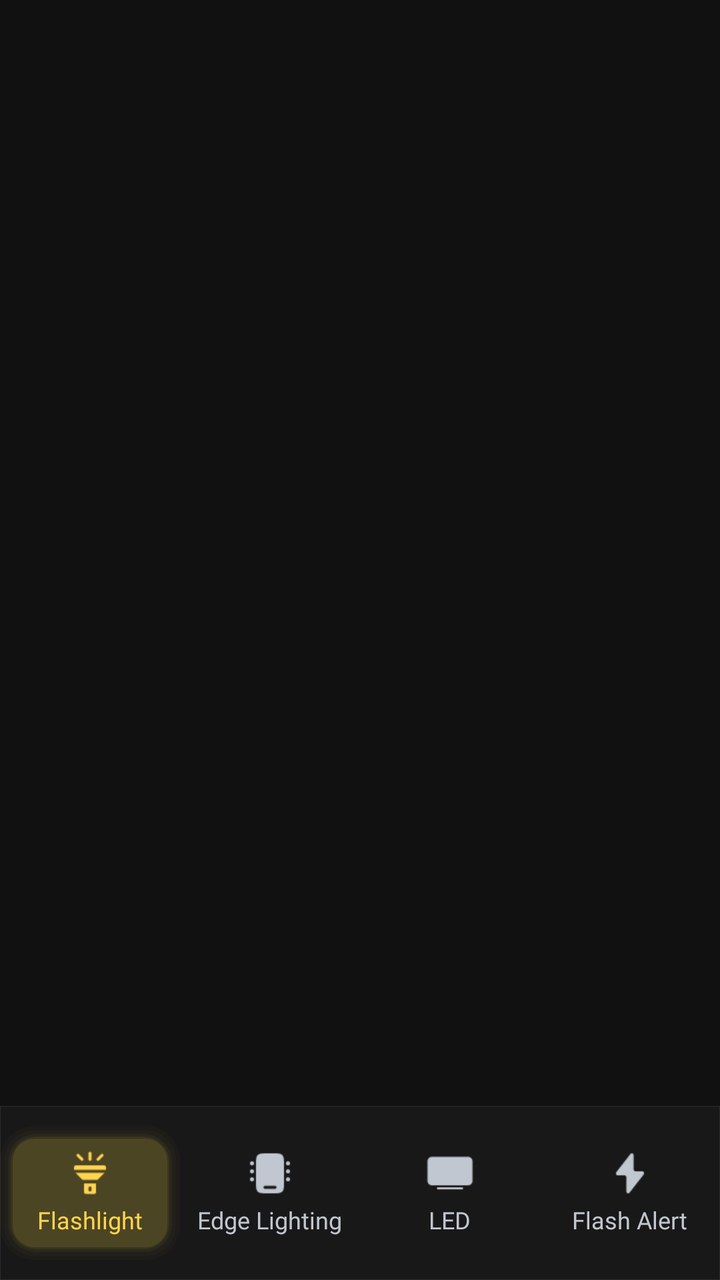
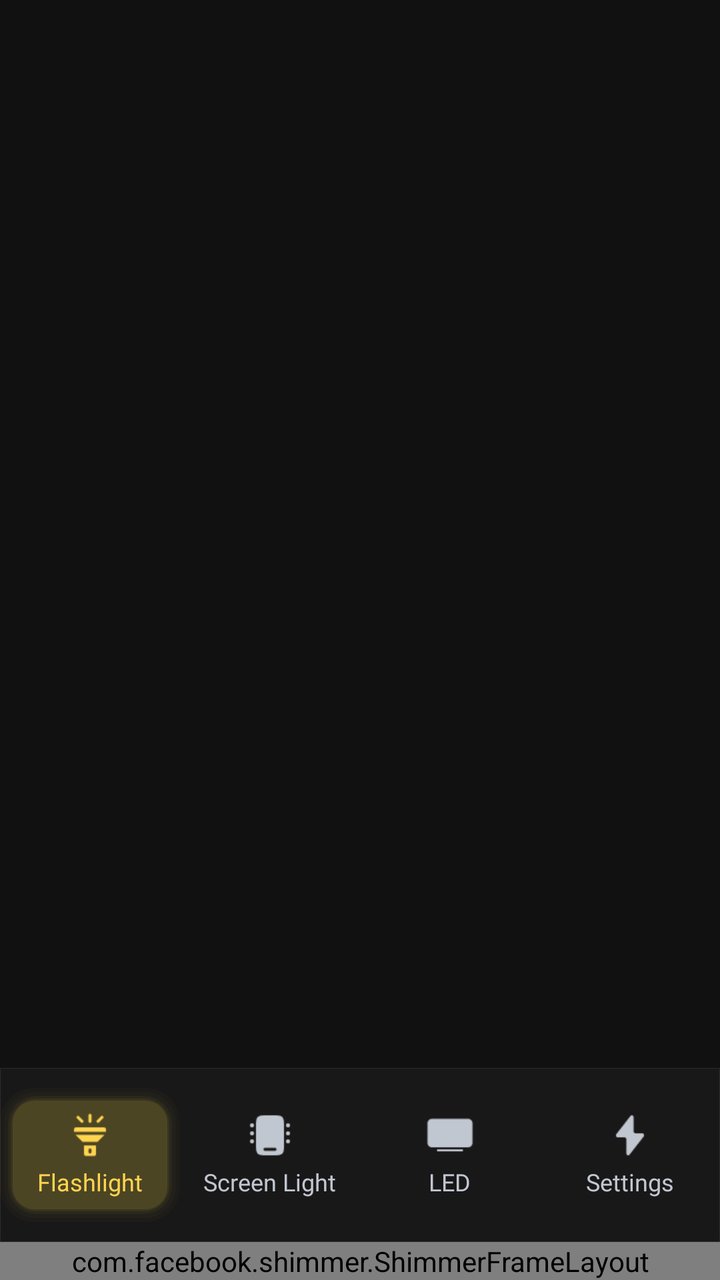

Before-and-after screenshots of an Android layout around one commit, followed by the original layout XML and the change that was made.
<!-- AndroidManifest.xml: application theme Theme.Flashlight -->
<!-- res/layout/activity_main.xml -->
<?xml version="1.0" encoding="utf-8"?>
<androidx.constraintlayout.widget.ConstraintLayout
    xmlns:android="http://schemas.android.com/apk/res/android"
    xmlns:app="http://schemas.android.com/apk/res-auto"
    android:id="@+id/main"
    android:layout_width="match_parent"
    android:layout_height="match_parent"
    android:background="#111111">

    <FrameLayout
        android:id="@+id/fragmentContainer"
        android:layout_width="0dp"
        android:layout_height="0dp"
        app:layout_constraintTop_toTopOf="parent"
        app:layout_constraintBottom_toTopOf="@id/layoutBottomNav"
        app:layout_constraintStart_toStartOf="parent"
        app:layout_constraintEnd_toEndOf="parent" />

    <include
        android:id="@+id/layoutBottomNav"
        layout="@layout/layout_bottom_navigation"
        android:layout_width="match_parent"
        android:layout_height="wrap_content"
        app:layout_constraintBottom_toBottomOf="parent"
        app:layout_constraintStart_toStartOf="parent"
        app:layout_constraintEnd_toEndOf="parent" />

</androidx.constraintlayout.widget.ConstraintLayout>
<!-- res/layout/layout_bottom_navigation.xml (included above) -->
<?xml version="1.0" encoding="utf-8"?>
<LinearLayout xmlns:android="http://schemas.android.com/apk/res/android"
    xmlns:app="http://schemas.android.com/apk/res-auto"
    xmlns:tools="http://schemas.android.com/tools"
    android:layout_width="match_parent"
    android:layout_height="wrap_content"
    android:clipChildren="false"
    android:clipToPadding="false"
    android:orientation="vertical">

    
    <LinearLayout
        android:id="@+id/layoutBottomNav"
        android:layout_width="match_parent"
        android:layout_height="87dp"
        android:background="@drawable/bg_navigation"
        android:clipChildren="false"
        android:clipToPadding="false"
        android:gravity="center_vertical"
        android:orientation="horizontal"
        android:weightSum="4"
        tools:ignore="MissingConstraints">

        
        <LinearLayout
            android:id="@+id/btnNavFlashlight"
            android:layout_width="0dp"
            android:layout_height="67dp"
            android:layout_weight="1"
            android:background="@drawable/bg_btn_flash_navigation"
            android:clickable="true"
            android:focusable="true"
            android:gravity="center"
            android:orientation="vertical">

            <ImageView
                android:id="@+id/ivNavFlashlight"
                android:layout_width="24dp"
                android:layout_height="24dp"
                android:src="@drawable/ic_navigation_flash"
                app:tint="@color/bg_yellow_switch" />

            <TextView
                android:id="@+id/tvNavFlashlight"
                android:layout_width="wrap_content"
                android:layout_height="wrap_content"
                android:layout_marginTop="3dp"
                android:fontFamily="@font/plus_jakarta_sans_medium"
                android:text="Flashlight"
                android:textColor="@color/bg_yellow_switch"
                android:textSize="12sp" />
        </LinearLayout>

        
        <LinearLayout
            android:id="@+id/btnNavScreenLight"
            android:layout_width="0dp"
            android:layout_height="67dp"
            android:layout_weight="1"
            android:clickable="true"
            android:focusable="true"
            android:gravity="center"
            android:orientation="vertical">

            <ImageView
                android:id="@+id/ivNavScreenLight"
                android:layout_width="24dp"
                android:layout_height="24dp"
                android:src="@drawable/ic_navigation_edge"
                app:tint="@color/bg_no_select_btn" />

            <TextView
                android:id="@+id/tvNavScreenLight"
                android:layout_width="wrap_content"
                android:layout_height="wrap_content"
                android:layout_marginTop="3dp"
                android:fontFamily="@font/plus_jakarta_sans_medium"
                android:text="Edge Lighting"
                android:textColor="@color/bg_no_select_btn"
                android:textSize="12sp" />
        </LinearLayout>

        
        <LinearLayout
            android:id="@+id/btnNavLed"
            android:layout_width="0dp"
            android:layout_height="67dp"
            android:layout_weight="1"
            android:clickable="true"
            android:focusable="true"
            android:gravity="center"
            android:orientation="vertical">

            <ImageView
                android:id="@+id/ivNavLed"
                android:layout_width="24dp"
                android:layout_height="24dp"
                android:src="@drawable/ic_navigation_led"
                app:tint="@color/bg_no_select_btn" />

            <TextView
                android:id="@+id/tvNavLed"
                android:layout_width="wrap_content"
                android:layout_height="wrap_content"
                android:layout_marginTop="3dp"
                android:fontFamily="@font/plus_jakarta_sans_medium"
                android:text="LED"
                android:textColor="@color/bg_no_select_btn"
                android:textSize="12sp" />
        </LinearLayout>

        
        <LinearLayout
            android:id="@+id/btnNavSettings"
            android:layout_width="0dp"
            android:layout_height="67dp"
            android:layout_weight="1"
            android:clickable="true"
            android:focusable="true"
            android:gravity="center"
            android:orientation="vertical">

            <ImageView
                android:id="@+id/ivNavSettings"
                android:layout_width="24dp"
                android:layout_height="24dp"
                android:src="@drawable/ic_navigation_flash_alert"
                app:tint="@color/bg_no_select_btn" />

            <TextView
                android:id="@+id/tvNavSettings"
                android:layout_width="wrap_content"
                android:layout_height="wrap_content"
                android:layout_marginTop="3dp"
                android:fontFamily="@font/plus_jakarta_sans_medium"
                android:text="Flash Alert"
                android:textColor="@color/bg_no_select_btn"
                android:textSize="12sp" />
        </LinearLayout>
    </LinearLayout>

</LinearLayout>
<!-- resources referenced by this layout -->
<resources>
  <color name="bg_no_select_btn">#FFC1C7D0</color>
  <color name="bg_yellow_switch">#FFFFD54F</color>
  <!-- drawable bg_navigation (drawable) -->
  <?xml version="1.0" encoding="utf-8"?>
  <shape xmlns:android="http://schemas.android.com/apk/res/android">
  
      <solid android:color="#CC1C1B1B" />
  
      <stroke
          android:width="0.92px"
          android:color="#1AFFFFFF" />
  
  </shape>
  <style name="Theme.Flashlight" parent="Theme.MaterialComponents.DayNight.NoActionBar">
          
          <item name="colorPrimary">@color/purple_500</item>
          <item name="colorPrimaryVariant">@color/purple_700</item>
          <item name="colorOnPrimary">@color/white</item>
          
          <item name="colorSecondary">@color/teal_200</item>
          <item name="colorSecondaryVariant">@color/teal_700</item>
          <item name="colorOnSecondary">@color/black</item>
          
          <item name="android:statusBarColor">@android:color/transparent</item>
          <item name="android:navigationBarColor">@android:color/transparent</item>
          <item name="android:windowLightStatusBar">false</item>
      </style>
  <color name="yellow_bg_btn_navigation">#1AFFD54F</color>
  <color name="purple_500">#FF6200EE</color>
  <color name="purple_700">#FF3700B3</color>
  <color name="white">#FFFFFFFF</color>
  <color name="teal_200">#FF03DAC5</color>
  <color name="teal_700">#FF018786</color>
  <color name="black">#FF000000</color>
  <!-- unchanged entries left out for length: 5 -->
</resources>

<!-- the commit's change to res/layout/activity_main.xml (unified diff, before → after) -->
@@ -21,9 +21,32 @@
         layout="@layout/layout_bottom_navigation"
         android:layout_width="match_parent"
         android:layout_height="wrap_content"
+        app:layout_constraintBottom_toTopOf="@id/flBannerContainer"
+        app:layout_constraintStart_toStartOf="parent"
+        app:layout_constraintEnd_toEndOf="parent" />
+
+    <FrameLayout
+        android:id="@+id/flBannerContainer"
+        android:layout_width="match_parent"
+        android:layout_height="wrap_content"
+        android:gravity="center"
         app:layout_constraintBottom_toBottomOf="parent"
         app:layout_constraintStart_toStartOf="parent"
-        app:layout_constraintEnd_toEndOf="parent" />
+        app:layout_constraintEnd_toEndOf="parent">
+
+        <FrameLayout
+            android:id="@+id/bannerContent"
+            android:layout_width="match_parent"
+            android:layout_height="wrap_content"
+            android:layout_gravity="center" />
+
+        <include
+            android:id="@+id/shimmerContainerBanner"
+            layout="@layout/layout_banner_control"
+            android:layout_width="match_parent"
+            android:layout_height="wrap_content" />
+
+    </FrameLayout>
 
 </androidx.constraintlayout.widget.ConstraintLayout>
 <!-- res/layout/layout_bottom_navigation.xml (included above) -->
@@ -75,7 +98,7 @@
                 android:layout_height="wrap_content"
                 android:layout_marginTop="3dp"
                 android:fontFamily="@font/plus_jakarta_sans_medium"
-                android:text="Flashlight"
+                android:text="@string/nav_flashlight"
                 android:textColor="@color/bg_yellow_switch"
                 android:textSize="12sp" />
         </LinearLayout>
@@ -104,7 +127,7 @@
                 android:layout_height="wrap_content"
                 android:layout_marginTop="3dp"
                 android:fontFamily="@font/plus_jakarta_sans_medium"
-                android:text="Edge Lighting"
+                android:text="@string/nav_screen_light"
                 android:textColor="@color/bg_no_select_btn"
                 android:textSize="12sp" />
         </LinearLayout>
@@ -133,7 +156,7 @@
                 android:layout_height="wrap_content"
                 android:layout_marginTop="3dp"
                 android:fontFamily="@font/plus_jakarta_sans_medium"
-                android:text="LED"
+                android:text="@string/nav_led"
                 android:textColor="@color/bg_no_select_btn"
                 android:textSize="12sp" />
         </LinearLayout>
@@ -162,10 +185,105 @@
                 android:layout_height="wrap_content"
                 android:layout_marginTop="3dp"
                 android:fontFamily="@font/plus_jakarta_sans_medium"
-                android:text="Flash Alert"
+                android:text="@string/nav_settings"
                 android:textColor="@color/bg_no_select_btn"
                 android:textSize="12sp" />
         </LinearLayout>
     </LinearLayout>
 
 </LinearLayout>
+<!-- res/layout/layout_banner_control.xml (included above) -->
+<?xml version="1.0" encoding="utf-8"?>
+<com.facebook.shimmer.ShimmerFrameLayout xmlns:android="http://schemas.android.com/apk/res/android"
+    xmlns:app="http://schemas.android.com/apk/res-auto"
+    android:id="@+id/shimmer_container_banner"
+    android:layout_width="match_parent"
+    android:layout_height="wrap_content"
+    android:background="@color/lightTransparent"
+    app:shimmer_auto_start="true"
+    app:shimmer_base_alpha="0.85"
+    app:shimmer_base_color="#2D333B"
+    app:shimmer_highlight_color="#404756"
+    app:shimmer_highlight_alpha="1.0">
+
+    <RelativeLayout
+        android:layout_width="match_parent"
+        android:layout_height="56dp"
+        android:background="@android:color/transparent"
+        android:padding="6dp">
+
+        
+        <TextView
+            android:id="@+id/tv_ad_badge"
+            style="@style/AppTheme.Ads"
+            android:layout_width="wrap_content"
+            android:layout_height="wrap_content"
+            android:layout_alignParentStart="true"
+            android:layout_alignParentTop="true"
+            android:background="@drawable/ads_ic_banner"
+            android:paddingHorizontal="6dp"
+            android:paddingVertical="1dp"
+            android:text="Ad"
+            android:textColor="#FFFFFF"
+            android:textSize="6sp"
+            android:fontFamily="@font/sf_pro_display_medium" />
+
+        
+        <View
+            android:id="@+id/iv_banner_graphic"
+            android:layout_width="44dp"
+            android:layout_height="44dp"
+            android:layout_alignParentEnd="true"
+            android:layout_centerVertical="true"
+            android:layout_marginStart="8dp"
+            android:background="#3A414D" />
+
+        
+        <LinearLayout
+            android:id="@+id/layout_banner_headline"
+            android:layout_width="115dp"
+            android:layout_height="wrap_content"
+            android:layout_below="@id/tv_ad_badge"
+            android:layout_alignParentStart="true"
+            android:layout_marginStart="8dp"
+            android:layout_marginTop="3dp"
+            android:orientation="vertical">
+
+            <View
+                android:layout_width="match_parent"
+                android:layout_height="10dp"
+                android:background="#3A414D" />
+
+            <View
+                android:layout_width="82dp"
+                android:layout_height="10dp"
+                android:layout_marginTop="4dp"
+                android:background="#3A414D" />
+        </LinearLayout>
+
+        
+        <LinearLayout
+            android:id="@+id/layout_banner_body"
+            android:layout_width="0dp"
+            android:layout_height="wrap_content"
+            android:layout_centerVertical="true"
+            android:layout_marginStart="10dp"
+            android:layout_marginEnd="8dp"
+            android:layout_toStartOf="@id/iv_banner_graphic"
+            android:layout_toEndOf="@id/layout_banner_headline"
+            android:orientation="vertical">
+
+            <View
+                android:layout_width="match_parent"
+                android:layout_height="8dp"
+                android:background="#3A414D" />
+
+            <View
+                android:layout_width="70dp"
+                android:layout_height="8dp"
+                android:layout_marginTop="4dp"
+                android:background="#3A414D" />
+        </LinearLayout>
+
+    </RelativeLayout>
+</com.facebook.shimmer.ShimmerFrameLayout>
<!-- resource entries referenced after the edit -->
@@ -2,6 +2,14 @@
 <resources>
   <color name="bg_no_select_btn">#FFC1C7D0</color>
   <color name="bg_yellow_switch">#FFFFD54F</color>
+  <color name="lightTransparent">#16000000</color>
+  <!-- drawable ads_ic_banner (drawable) -->
+  <?xml version="1.0" encoding="utf-8"?>
+  <shape xmlns:android="http://schemas.android.com/apk/res/android">
+      <solid android:color="#FFD54F"/>
+      <corners
+          android:bottomRightRadius="4dp" />
+  </shape>
   <!-- drawable bg_navigation (drawable) -->
   <?xml version="1.0" encoding="utf-8"?>
   <shape xmlns:android="http://schemas.android.com/apk/res/android">
@@ -13,6 +21,25 @@
           android:color="#1AFFFFFF" />
   
   </shape>
+  <string name="nav_flashlight">Flashlight</string>
+  <string name="nav_led">LED</string>
+  <string name="nav_screen_light">Screen Light</string>
+  <string name="nav_settings">Settings</string>
+  <style name="AppTheme.Ads" parent="@style/AdsAppTheme">
+          <item name="android:textSize">11.0sp</item>
+          <item name="android:textColor">#ffffff</item>
+          <item name="android:gravity">center</item>
+          <item name="android:layout_gravity">left</item>
+          <item name="android:background">@drawable/ads_icon</item>
+          <item name="android:paddingLeft">3.0dip</item>
+          <item name="android:paddingRight">6.0dip</item>
+          <item name="android:paddingBottom">1.0dip</item>
+          <item name="android:layout_width">wrap_content</item>
+          <item name="android:layout_height">wrap_content</item>
+          <item name="android:minWidth">15.0px</item>
+          <item name="android:minHeight">15.0px</item>
+          <item name="android:text">Ad</item>
+      </style>
   <style name="Theme.Flashlight" parent="Theme.MaterialComponents.DayNight.NoActionBar">
           
           <item name="colorPrimary">@color/purple_500</item>
@@ -28,12 +55,24 @@
           <item name="android:windowLightStatusBar">false</item>
       </style>
   <color name="yellow_bg_btn_navigation">#1AFFD54F</color>
+  <style name="AdsAppTheme" parent="Theme.AppCompat.Light" />
+  <!-- drawable ads_icon (drawable) -->
+  <?xml version="1.0" encoding="utf-8"?>
+  <shape
+      xmlns:android="http://schemas.android.com/apk/res/android">
+      <solid android:color="@color/colorAds" />
+      <corners android:radius="1dp"
+          android:bottomLeftRadius="2dp" android:bottomRightRadius="13dp"
+          android:topRightRadius="2dp" android:topLeftRadius="10dp"/>
+  
+  </shape>
   <color name="purple_500">#FF6200EE</color>
   <color name="purple_700">#FF3700B3</color>
   <color name="white">#FFFFFFFF</color>
   <color name="teal_200">#FF03DAC5</color>
   <color name="teal_700">#FF018786</color>
   <color name="black">#FF000000</color>
+  <color name="colorAds">#068abf</color>
   <!-- unchanged entries left out for length: 5 -->
 </resources>
 
